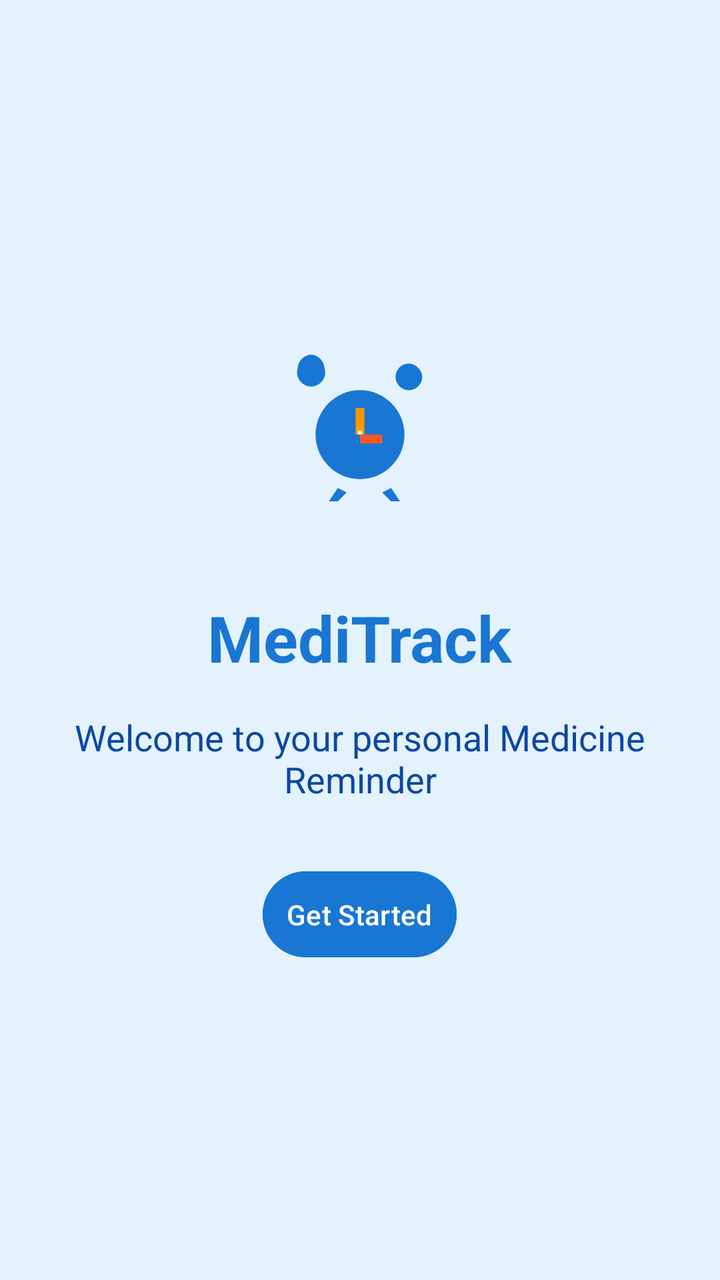
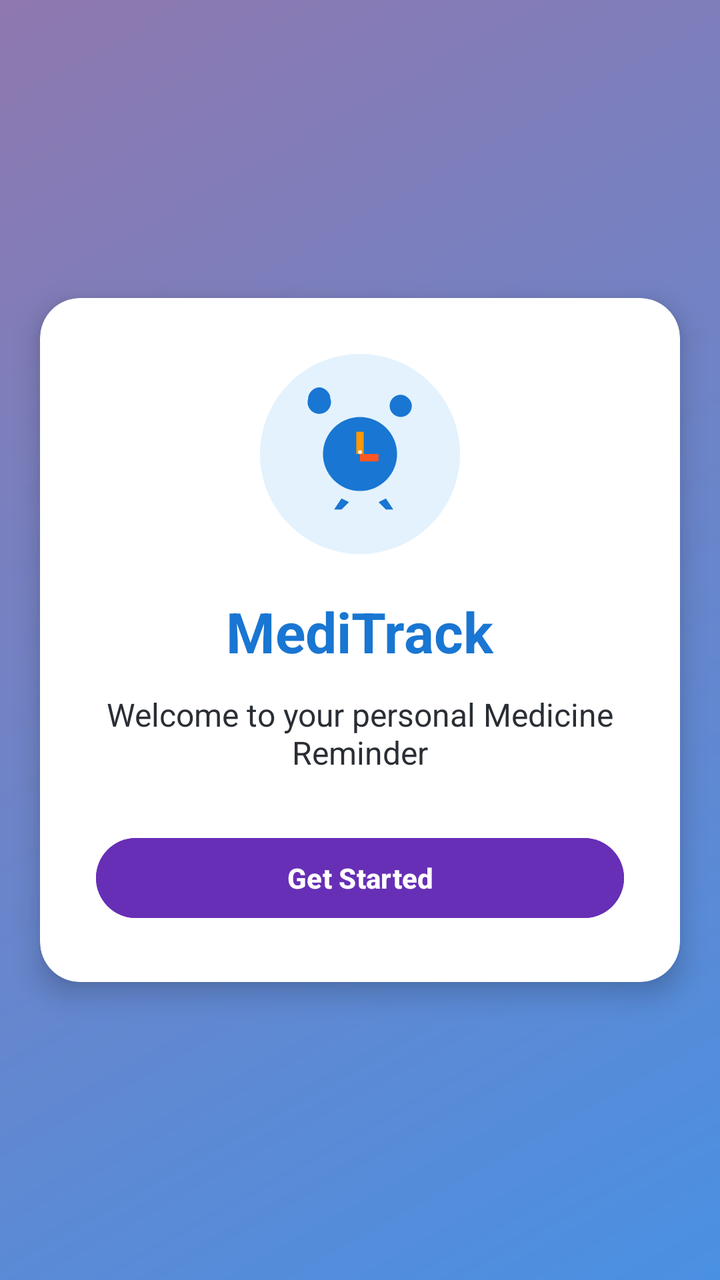

Before-and-after screenshots of an Android layout around one commit, followed by the original layout XML and the change that was made.
<!-- AndroidManifest.xml: application theme Theme.MedicineReminder -->
<!-- res/layout/activity_main.xml -->
<?xml version="1.0" encoding="utf-8"?>
<LinearLayout xmlns:android="http://schemas.android.com/apk/res/android"
    xmlns:tools="http://schemas.android.com/tools"
    android:id="@+id/welcomeLayout"
    android:layout_width="match_parent"
    android:layout_height="match_parent"
    android:orientation="vertical"
    android:gravity="center"
    android:background="#E3F2FD"
    tools:context=".MainActivity">

    
    <ImageView
        android:id="@+id/appIcon"
        android:layout_width="120dp"
        android:layout_height="120dp"
        android:src="@drawable/ic_launcher_foreground"
        android:layout_marginBottom="20dp"
        android:contentDescription="App Icon" />

    <TextView
        android:id="@+id/appName"
        android:layout_width="wrap_content"
        android:layout_height="wrap_content"
        android:text="MediTrack"
        android:textSize="32sp"
        android:textStyle="bold"
        android:textColor="#1976D2"
        android:layout_marginBottom="16dp" />

    <TextView
        android:id="@+id/welcomeText"
        android:layout_width="wrap_content"
        android:layout_height="wrap_content"
        android:text="Welcome to your personal Medicine Reminder"
        android:textSize="18sp"
        android:textColor="#0D47A1"
        android:layout_marginBottom="30dp"
        android:paddingHorizontal="20dp"
        android:gravity="center" />

    <Button
        android:id="@+id/startButton"
        android:layout_width="wrap_content"
        android:layout_height="wrap_content"
        android:text="Get Started"
        android:backgroundTint="#1976D2"
        android:textColor="#FFFFFF"
        android:padding="12dp" />

</LinearLayout>
<!-- resources referenced by this layout -->
<resources>
  <!-- drawable ic_launcher_foreground (drawable) -->
  <vector xmlns:android="http://schemas.android.com/apk/res/android"
      android:width="108dp"
      android:height="108dp"
      android:viewportWidth="108"
      android:viewportHeight="108">
  
      
      <path
          android:fillColor="#E3F2FD"
          android:pathData="M54,0c29.8,0 54,24.2 54,54s-24.2,54 -54,54S0,83.8 0,54 24.2,0 54,0z" />
  
      
      <path
          android:fillColor="#1976D2"
          android:pathData="M54,34c11,0 20,9 20,20s-9,20 -20,20 -20,-9 -20,-20 9,-20 20,-20z" />
  
      
      <path
          android:fillColor="#1976D2"
          android:pathData="M38,28a6,6 0 0,1 -12,-4c0,-3 3,-6 6,-6s6,3 6,6a6,6 0 0,1 0,4z" />
  
      
      <path
          android:fillColor="#1976D2"
          android:pathData="M82,28a6,6 0 0,1 -12,0a6,6 0 0,1 6,-6c3,0 6,3 6,6z" />
  
      
      <path
          android:fillColor="#1976D2"
          android:pathData="M44,78l-4,6h4l4,-4z" />
  
      
      <path
          android:fillColor="#1976D2"
          android:pathData="M68,78l4,6h-4l-4,-4z" />
  
      
      <path
          android:fillColor="#FF9800"
          android:pathData="M52,54h4v-12h-4z" />
  
      
      <path
          android:fillColor="#FF5722"
          android:pathData="M54,54h10v4h-10z" />
  
      
      <path
          android:fillColor="#FFFFFF"
          android:pathData="M53,53a1,1 0 1,0 2,0a1,1 0 1,0 -2,0" />
  </vector>
  <style name="Theme.MedicineReminder" parent="Base.Theme.MedicineReminder" />
  <style name="Base.Theme.MedicineReminder" parent="Theme.Material3.DayNight.NoActionBar">
          
          
      </style>
</resources>

<!-- the commit's change to res/layout/activity_main.xml (unified diff, before → after) -->
@@ -1,51 +1,72 @@
 <?xml version="1.0" encoding="utf-8"?>
 <LinearLayout xmlns:android="http://schemas.android.com/apk/res/android"
+    xmlns:card_view="http://schemas.android.com/apk/res-auto"
     xmlns:tools="http://schemas.android.com/tools"
     android:id="@+id/welcomeLayout"
     android:layout_width="match_parent"
     android:layout_height="match_parent"
-    android:orientation="vertical"
+    android:background="@drawable/bg_gradient"
     android:gravity="center"
-    android:background="#E3F2FD"
     tools:context=".MainActivity">
 
-    
-    <ImageView
-        android:id="@+id/appIcon"
-        android:layout_width="120dp"
-        android:layout_height="120dp"
-        android:src="@drawable/ic_launcher_foreground"
-        android:layout_marginBottom="20dp"
-        android:contentDescription="App Icon" />
+    <androidx.cardview.widget.CardView
+        android:layout_width="320dp"
+        android:layout_height="wrap_content"
+        android:layout_margin="24dp"
+        card_view:cardBackgroundColor="#FFFFFF"
+        card_view:cardCornerRadius="20dp"
+        card_view:cardElevation="8dp">
 
-    <TextView
-        android:id="@+id/appName"
-        android:layout_width="wrap_content"
-        android:layout_height="wrap_content"
-        android:text="MediTrack"
-        android:textSize="32sp"
-        android:textStyle="bold"
-        android:textColor="#1976D2"
-        android:layout_marginBottom="16dp" />
+        <LinearLayout
+            android:layout_width="match_parent"
+            android:layout_height="wrap_content"
+            android:gravity="center"
+            android:orientation="vertical"
+            android:padding="28dp">
 
-    <TextView
-        android:id="@+id/welcomeText"
-        android:layout_width="wrap_content"
-        android:layout_height="wrap_content"
-        android:text="Welcome to your personal Medicine Reminder"
-        android:textSize="18sp"
-        android:textColor="#0D47A1"
-        android:layout_marginBottom="30dp"
-        android:paddingHorizontal="20dp"
-        android:gravity="center" />
+            
+            <ImageView
+                android:id="@+id/appIcon"
+                android:layout_width="100dp"
+                android:layout_height="100dp"
+                android:layout_marginBottom="20dp"
+                android:contentDescription="App Icon"
+                android:src="@drawable/ic_launcher_foreground" />
 
-    <Button
-        android:id="@+id/startButton"
-        android:layout_width="wrap_content"
-        android:layout_height="wrap_content"
-        android:text="Get Started"
-        android:backgroundTint="#1976D2"
-        android:textColor="#FFFFFF"
-        android:padding="12dp" />
+            
+            <TextView
+                android:id="@+id/appName"
+                android:layout_width="wrap_content"
+                android:layout_height="wrap_content"
+                android:layout_marginBottom="12dp"
+                android:text="MediTrack"
+                android:textColor="#1976D2"
+                android:textSize="28sp"
+                android:textStyle="bold" />
+
+            
+            <TextView
+                android:id="@+id/welcomeText"
+                android:layout_width="match_parent"
+                android:layout_height="wrap_content"
+                android:layout_marginBottom="28dp"
+                android:gravity="center"
+                android:text="Welcome to your personal Medicine Reminder"
+                android:textColor="#2A2E35"
+                android:textSize="16sp" />
+
+            
+            <Button
+                android:id="@+id/startButton"
+                android:layout_width="match_parent"
+                android:layout_height="48dp"
+                android:backgroundTint="#672FB6"
+                android:text="Get Started"
+                android:textColor="#FFFFFF"
+                android:textStyle="bold" />
+
+        </LinearLayout>
+
+    </androidx.cardview.widget.CardView>
 
 </LinearLayout>
<!-- resource entries referenced after the edit -->
@@ -1,5 +1,19 @@
 <!-- resources referenced by this layout -->
 <resources>
+  <!-- drawable bg_gradient (drawable) -->
+  <?xml version="1.0" encoding="utf-8"?>
+  <shape xmlns:android="http://schemas.android.com/apk/res/android"
+      android:shape="rectangle">
+  
+      <gradient
+          android:startColor="#4A90E2"
+          android:endColor="#8F78AF"
+          android:angle="135"/>
+  
+      <corners android:radius="0dp"/>
+  
+  
+  </shape>
   <!-- drawable ic_launcher_foreground (drawable) -->
   <vector xmlns:android="http://schemas.android.com/apk/res/android"
       android:width="108dp"
@@ -52,10 +66,13 @@
           android:fillColor="#FFFFFF"
           android:pathData="M53,53a1,1 0 1,0 2,0a1,1 0 1,0 -2,0" />
   </vector>
-  <style name="Theme.MedicineReminder" parent="Base.Theme.MedicineReminder" />
-  <style name="Base.Theme.MedicineReminder" parent="Theme.Material3.DayNight.NoActionBar">
-          
-          
+  <style name="Theme.MedicineReminder" parent="Theme.Material3.DayNight.NoActionBar">
+          <item name="colorPrimary">@color/primaryColor</item>
+          <item name="colorOnPrimary">@color/white</item>
+          <item name="android:statusBarColor">@color/primaryDark</item>
       </style>
+  <color name="primaryColor">#00897B</color>
+  <color name="white">#FFFFFF</color>
+  <color name="primaryDark">#00695C</color>
 </resources>
 
